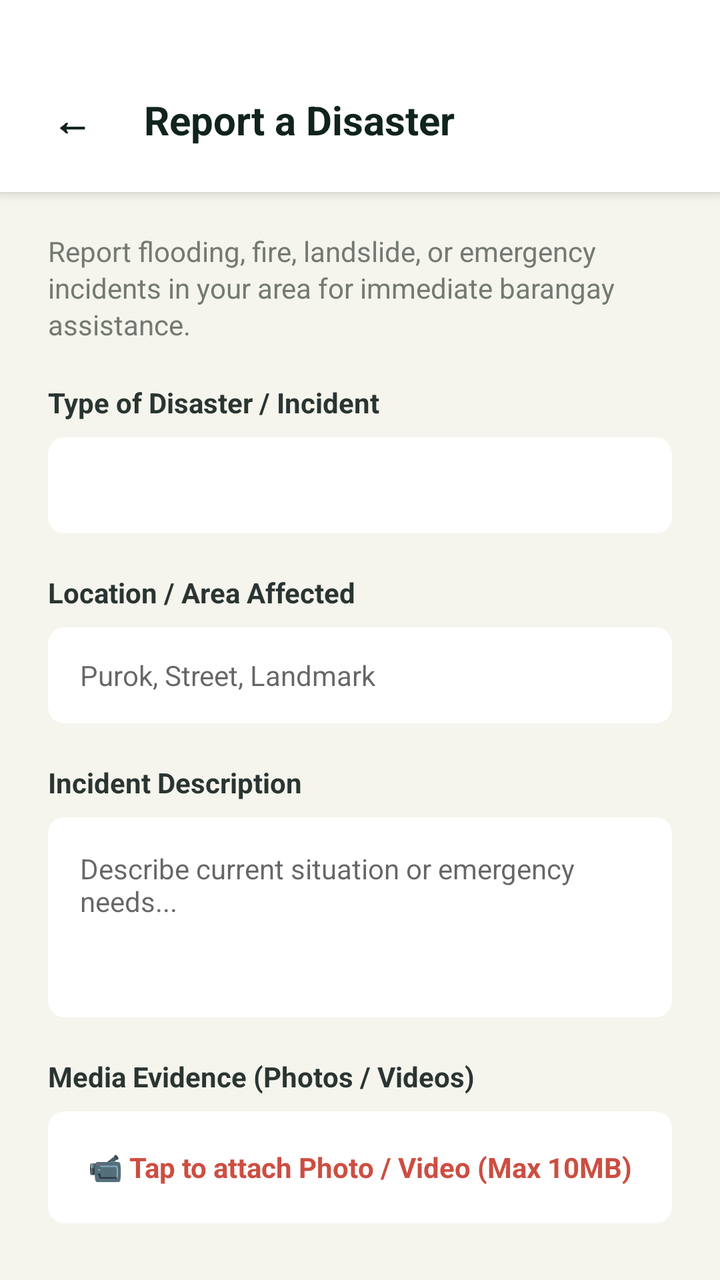
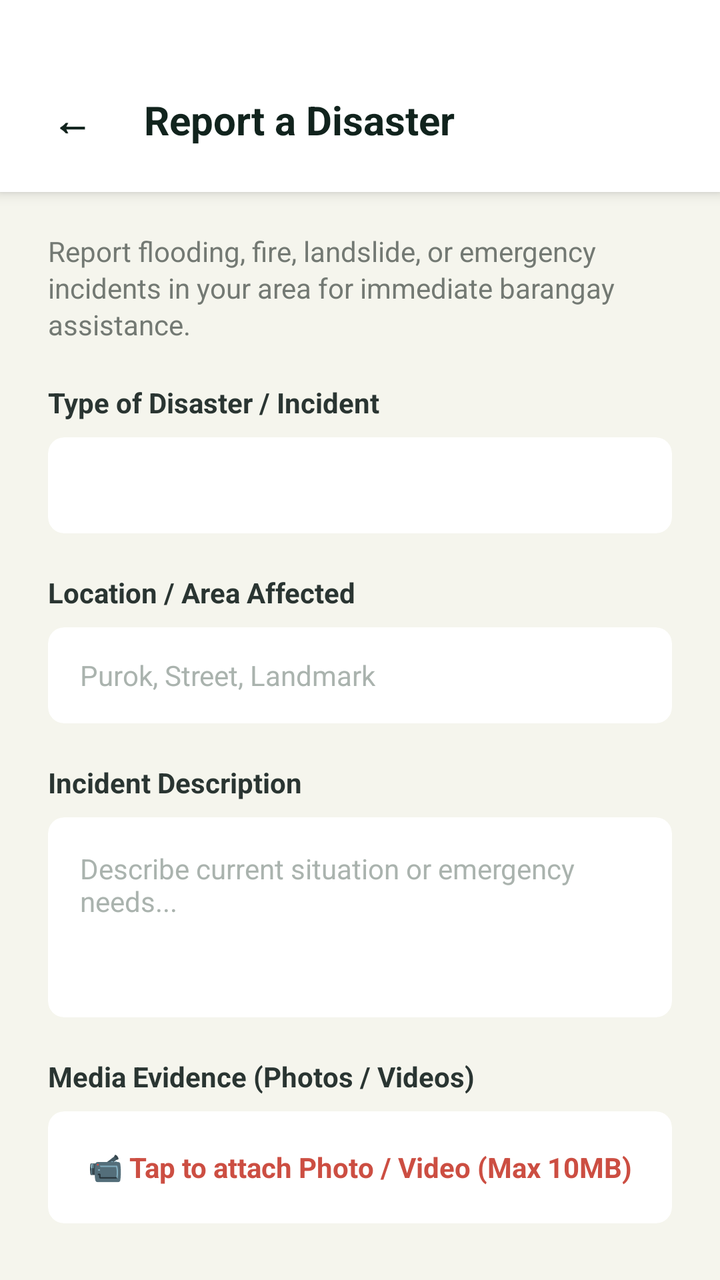

Screens rendered from an Android XML layout before and after an edit, with the pre-edit source and the edit as a unified diff.
<!-- AndroidManifest.xml: application theme Theme.Barangay_superAPP -->
<!-- res/layout/report_disaster_form.xml -->
<?xml version="1.0" encoding="utf-8"?>
<LinearLayout xmlns:android="http://schemas.android.com/apk/res/android"
    xmlns:app="http://schemas.android.com/apk/res-auto"
    xmlns:tools="http://schemas.android.com/tools"
    android:layout_width="match_parent"
    android:layout_height="match_parent"
    android:background="#F5F5ED"
    android:orientation="vertical">

    
    <LinearLayout
        android:layout_width="match_parent"
        android:layout_height="wrap_content"
        android:gravity="center_vertical"
        android:orientation="horizontal"
        android:paddingHorizontal="16dp"
        android:paddingTop="40dp"
        android:paddingBottom="16dp"
        android:background="#FFFFFF"
        android:elevation="4dp">

        <androidx.cardview.widget.CardView
            android:id="@+id/btnGoBack"
            android:layout_width="40dp"
            android:layout_height="40dp"
            app:cardBackgroundColor="@android:color/transparent"
            app:cardCornerRadius="20dp"
            app:cardElevation="0dp"
            android:clickable="true"
            android:focusable="true"
            android:foreground="?android:attr/selectableItemBackground">

            <TextView
                android:layout_width="wrap_content"
                android:layout_height="wrap_content"
                android:layout_gravity="center"
                android:text="←"
                android:textColor="#11231D"
                android:textSize="20sp"
                android:textStyle="bold" />
        </androidx.cardview.widget.CardView>

        <TextView
            android:layout_width="wrap_content"
            android:layout_height="wrap_content"
            android:layout_marginStart="16dp"
            android:text="Report a Disaster"
            android:textColor="#11231D"
            android:textSize="20sp"
            android:textStyle="bold" />
    </LinearLayout>

    <ScrollView
        android:layout_width="match_parent"
        android:layout_height="0dp"
        android:layout_weight="1"
        android:fillViewport="true"
        android:scrollbars="none">

        <LinearLayout
            android:layout_width="match_parent"
            android:layout_height="wrap_content"
            android:orientation="vertical"
            android:paddingHorizontal="24dp"
            android:paddingTop="20dp"
            android:paddingBottom="40dp">

            <TextView
                android:layout_width="match_parent"
                android:layout_height="wrap_content"
                android:lineSpacingExtra="2dp"
                android:text="Report flooding, fire, landslide, or emergency incidents in your area for immediate barangay assistance."
                android:textColor="#737973"
                android:textSize="14sp" />

            <TextView
                android:layout_width="wrap_content"
                android:layout_height="wrap_content"
                android:layout_marginTop="20dp"
                android:text="Type of Disaster / Incident"
                android:textColor="#2A3532"
                android:textSize="14sp"
                android:textStyle="bold" />

            <androidx.cardview.widget.CardView
                android:layout_width="match_parent"
                android:layout_height="48dp"
                android:layout_marginTop="8dp"
                app:cardBackgroundColor="#FFFFFF"
                app:cardCornerRadius="8dp"
                app:cardElevation="0dp">

                <Spinner
                    android:id="@+id/spinnerDisasterType"
                    android:layout_width="match_parent"
                    android:layout_height="match_parent"
                    android:background="@android:color/transparent"
                    android:paddingHorizontal="12dp" />
            </androidx.cardview.widget.CardView>

            <TextView
                android:layout_width="wrap_content"
                android:layout_height="wrap_content"
                android:layout_marginTop="20dp"
                android:text="Location / Area Affected"
                android:textColor="#2A3532"
                android:textSize="14sp"
                android:textStyle="bold" />

            <androidx.cardview.widget.CardView
                android:layout_width="match_parent"
                android:layout_height="48dp"
                android:layout_marginTop="8dp"
                app:cardBackgroundColor="#FFFFFF"
                app:cardCornerRadius="8dp"
                app:cardElevation="0dp">

                <EditText
                    android:id="@+id/etDisasterLocation"
                    android:layout_width="match_parent"
                    android:layout_height="match_parent"
                    android:background="@android:color/transparent"
                    android:hint="Purok, Street, Landmark"
                    android:paddingHorizontal="16dp"
                    android:textColor="#11231D"
                    android:textSize="14sp" />
            </androidx.cardview.widget.CardView>

            <TextView
                android:layout_width="wrap_content"
                android:layout_height="wrap_content"
                android:layout_marginTop="20dp"
                android:text="Incident Description"
                android:textColor="#2A3532"
                android:textSize="14sp"
                android:textStyle="bold" />

            <androidx.cardview.widget.CardView
                android:layout_width="match_parent"
                android:layout_height="100dp"
                android:layout_marginTop="8dp"
                app:cardBackgroundColor="#FFFFFF"
                app:cardCornerRadius="8dp"
                app:cardElevation="0dp">

                <EditText
                    android:id="@+id/etDisasterDetails"
                    android:layout_width="match_parent"
                    android:layout_height="match_parent"
                    android:background="@android:color/transparent"
                    android:gravity="top"
                    android:hint="Describe current situation or emergency needs..."
                    android:padding="16dp"
                    android:textColor="#11231D"
                    android:textSize="14sp" />
            </androidx.cardview.widget.CardView>

            
            <TextView
                android:layout_width="wrap_content"
                android:layout_height="wrap_content"
                android:layout_marginTop="20dp"
                android:text="Media Evidence (Photos / Videos)"
                android:textColor="#2A3532"
                android:textSize="14sp"
                android:textStyle="bold" />

            <androidx.cardview.widget.CardView
                android:id="@+id/cardUploadDisasterMedia"
                android:layout_width="match_parent"
                android:layout_height="56dp"
                android:layout_marginTop="8dp"
                android:clickable="true"
                android:focusable="true"
                android:foreground="?android:attr/selectableItemBackground"
                app:cardBackgroundColor="#FFFFFF"
                app:cardCornerRadius="8dp"
                app:cardElevation="0dp">

                <TextView
                    android:id="@+id/tvDisasterMediaFile"
                    android:layout_width="wrap_content"
                    android:layout_height="wrap_content"
                    android:layout_gravity="center"
                    android:text="📹 Tap to attach Photo / Video (Max 10MB)"
                    android:textColor="#CC4E42"
                    android:textStyle="bold" />
            </androidx.cardview.widget.CardView>

            
            <androidx.cardview.widget.CardView
                android:id="@+id/btnSubmitDisaster"
                android:layout_width="match_parent"
                android:layout_height="56dp"
                android:layout_marginTop="32dp"
                android:clickable="true"
                android:focusable="true"
                android:foreground="?android:attr/selectableItemBackground"
                app:cardBackgroundColor="#CC4E42"
                app:cardCornerRadius="12dp"
                app:cardElevation="0dp">

                <TextView
                    android:layout_width="wrap_content"
                    android:layout_height="wrap_content"
                    android:layout_gravity="center"
                    android:text="Submit Disaster Report"
                    android:textColor="#FFFFFF"
                    android:textSize="16sp"
                    android:textStyle="bold" />
            </androidx.cardview.widget.CardView>

        </LinearLayout>
    </ScrollView>
</LinearLayout>
<!-- resources referenced by this layout -->
<resources>
  <style name="Theme.Barangay_superAPP" parent="Theme.MaterialComponents.DayNight.NoActionBar">
          
          <item name="colorPrimary">@color/purple_500</item>
          <item name="colorPrimaryVariant">@color/purple_700</item>
          <item name="colorOnPrimary">@color/white</item>
          
          <item name="colorSecondary">@color/teal_200</item>
          <item name="colorSecondaryVariant">@color/teal_700</item>
          <item name="colorOnSecondary">@color/black</item>
          
          <item name="android:statusBarColor">#F5F5ED</item>
          <item name="android:windowLightStatusBar">true</item>
      </style>
  <color name="purple_500">#FF6200EE</color>
  <color name="purple_700">#FF3700B3</color>
  <color name="white">#FFFFFFFF</color>
  <color name="teal_200">#FF03DAC5</color>
  <color name="teal_700">#FF018786</color>
  <color name="black">#FF000000</color>
</resources>

<!-- the commit's change to res/layout/report_disaster_form.xml (unified diff, before → after) -->
@@ -123,6 +123,7 @@
                     android:hint="Purok, Street, Landmark"
                     android:paddingHorizontal="16dp"
                     android:textColor="#11231D"
+                    android:textColorHint="#AAB3AE"
                     android:textSize="14sp" />
             </androidx.cardview.widget.CardView>
 
@@ -152,6 +153,7 @@
                     android:hint="Describe current situation or emergency needs..."
                     android:padding="16dp"
                     android:textColor="#11231D"
+                    android:textColorHint="#AAB3AE"
                     android:textSize="14sp" />
             </androidx.cardview.widget.CardView>
 
